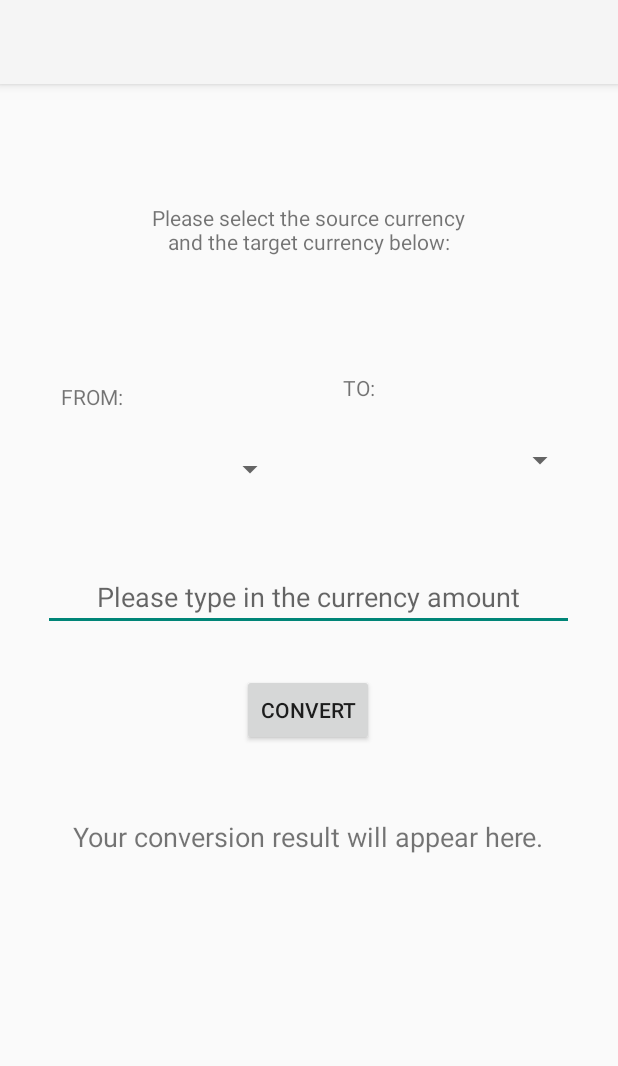
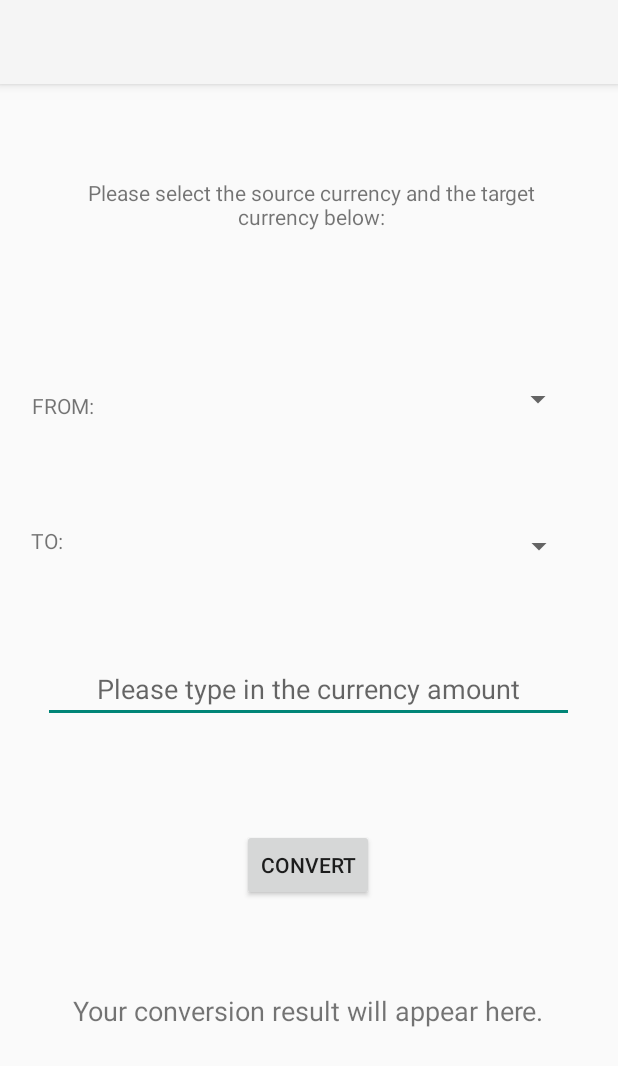
Before and after one commit to JoeyTadisa/Currency-Converter, an Android app: the layout activity_main.xml on its own in the app's theme, with its tools: preview values and no code run, on a phone screen of 412 x 824 dp. Shown: the top 1066 px of the screen. Run offline under Robolectric (Android 15) with nearby library versions, the phone set to English and light mode, and no system bars.

```diff
--- a/app/src/main/AndroidManifest.xml
+++ b/app/src/main/AndroidManifest.xml
@@ -9,13 +9,14 @@
         android:roundIcon="@mipmap/ic_launcher_round"
         android:supportsRtl="true"
         android:theme="@style/Theme.AppCompat.Light.NoActionBar">
-        <activity android:name=".CurrencyListActivity">
+       <!-- <activity android:name=".CurrencyListActivity">
             <intent-filter>
                 <action android:name="android.intent.action.MAIN" />
 
                 <category android:name="android.intent.category.LAUNCHER" />
             </intent-filter>
-        </activity>
+        </activity>-->
+        <activity android:name=".CurrencyListActivity"/>
         <activity android:name=".MainActivity">
             <intent-filter>
                 <action android:name="android.intent.action.MAIN" />
--- a/app/src/main/java/com/example/currencyconverter/ExchangeRate.java
+++ b/app/src/main/java/com/example/currencyconverter/ExchangeRate.java
@@ -4,6 +4,7 @@ public class ExchangeRate {
     private String currencyName;
     private double rateForOneEuro;
 
+    //default constructor
     public ExchangeRate() {}
 
     public ExchangeRate(String currencyName, double rateForOneEuro) {
--- a/app/src/main/res/layout/activity_main.xml
+++ b/app/src/main/res/layout/activity_main.xml
@@ -22,24 +22,25 @@
         android:id="@+id/textInputEditText"
         android:layout_width="354dp"
         android:layout_height="45dp"
+        android:gravity="center"
         android:hint="@string/TextInputHint"
-        android:gravity="center"
         app:layout_constraintBottom_toBottomOf="parent"
         app:layout_constraintEnd_toEndOf="parent"
         app:layout_constraintHorizontal_bias="0.491"
         app:layout_constraintStart_toStartOf="parent"
         app:layout_constraintTop_toTopOf="parent"
-        app:layout_constraintVertical_bias="0.482" />
+        app:layout_constraintVertical_bias="0.561" />
 
     <Spinner
         android:id="@+id/spinner2"
-        android:layout_width="160dp"
+        android:layout_width="288dp"
         android:layout_height="45dp"
-        android:layout_marginEnd="28dp"
         app:layout_constraintBottom_toTopOf="@+id/textInputEditText"
         app:layout_constraintEnd_toEndOf="parent"
+        app:layout_constraintHorizontal_bias="0.768"
+        app:layout_constraintStart_toStartOf="parent"
         app:layout_constraintTop_toTopOf="parent"
-        app:layout_constraintVertical_bias="0.86" />
+        app:layout_constraintVertical_bias="0.873" />
 
     <Button
         android:id="@+id/button"
@@ -51,71 +52,70 @@
         app:layout_constraintHorizontal_bias="0.498"
         app:layout_constraintStart_toStartOf="parent"
         app:layout_constraintTop_toBottomOf="@+id/textInputEditText"
-        app:layout_constraintVertical_bias="0.08" />
+        app:layout_constraintVertical_bias="0.241" />
 
     <TextView
         android:id="@+id/textViewResult"
         android:layout_width="wrap_content"
         android:layout_height="wrap_content"
+        android:gravity="center"
         android:text="@string/TextResult"
         android:textSize="18sp"
-        android:gravity="center"
         app:layout_constraintBottom_toBottomOf="parent"
         app:layout_constraintEnd_toEndOf="parent"
-        app:layout_constraintHorizontal_bias="0.498"
+        app:layout_constraintHorizontal_bias="0.494"
         app:layout_constraintStart_toStartOf="parent"
         app:layout_constraintTop_toBottomOf="@+id/button"
-        app:layout_constraintVertical_bias="0.16" />
+        app:layout_constraintVertical_bias="0.305" />
 
     <Spinner
         android:id="@+id/spinner3"
-        android:layout_width="160dp"
-        android:layout_height="45dp"
-        android:layout_marginBottom="40dp"
-        app:layout_constraintBottom_toTopOf="@+id/textInputEditText"
-        app:layout_constraintEnd_toStartOf="@+id/spinner2"
-        app:layout_constraintHorizontal_bias="0.474"
+        android:layout_width="288dp"
+        android:layout_height="43dp"
+        app:layout_constraintBottom_toTopOf="@+id/spinner2"
+        app:layout_constraintEnd_toEndOf="parent"
+        app:layout_constraintHorizontal_bias="0.764"
         app:layout_constraintStart_toStartOf="parent"
-        app:layout_constraintTop_toTopOf="parent"
-        app:layout_constraintVertical_bias="1.0" />
+        app:layout_constraintTop_toBottomOf="@+id/textView2"
+        app:layout_constraintVertical_bias="0.558" />
 
     <TextView
         android:id="@+id/textView2"
-        android:layout_width="234dp"
-        android:layout_height="85dp"
+        android:layout_width="352dp"
+        android:layout_height="81dp"
+        android:layout_marginTop="96dp"
         android:fontFamily="sans-serif"
         android:gravity="center"
         android:text="@string/TextViewHint"
         android:textSize="14sp"
-        app:layout_constraintBottom_toTopOf="@+id/textInputEditText"
         app:layout_constraintEnd_toEndOf="parent"
-        app:layout_constraintHorizontal_bias="0.497"
+        app:layout_constraintHorizontal_bias="0.525"
         app:layout_constraintStart_toStartOf="parent"
-        app:layout_constraintTop_toTopOf="parent"
-        app:layout_constraintVertical_bias="0.382" />
+        app:layout_constraintTop_toTopOf="parent" />
 
     <TextView
         android:id="@+id/from"
         android:layout_width="wrap_content"
         android:layout_height="wrap_content"
-        android:layout_marginBottom="16dp"
+        android:layout_marginEnd="32dp"
         android:text="@string/spinnerLabel_From"
-        app:layout_constraintBottom_toTopOf="@+id/spinner3"
-        app:layout_constraintEnd_toEndOf="@+id/spinner3"
-        app:layout_constraintHorizontal_bias="0.084"
-        app:layout_constraintStart_toStartOf="@+id/spinner3"
-        app:layout_constraintTop_toBottomOf="@+id/textView2"
-        app:layout_constraintVertical_bias="1.0" />
+        app:layout_constraintBottom_toBottomOf="parent"
+        app:layout_constraintEnd_toStartOf="@+id/spinner3"
+        app:layout_constraintHorizontal_bias="1.0"
+        app:layout_constraintStart_toStartOf="parent"
+        app:layout_constraintTop_toTopOf="parent"
+        app:layout_constraintVertical_bias="0.324" />
 
     <TextView
         android:id="@+id/to"
         android:layout_width="wrap_content"
         android:layout_height="wrap_content"
-        android:layout_marginBottom="16dp"
         android:text="@string/spinnerLabel_To"
-        app:layout_constraintBottom_toTopOf="@+id/spinner2"
-        app:layout_constraintEnd_toEndOf="@+id/spinner2"
-        app:layout_constraintHorizontal_bias="0.035"
-        app:layout_constraintStart_toStartOf="@+id/spinner2" />
+        app:layout_constraintBottom_toBottomOf="parent"
+        app:layout_constraintEnd_toStartOf="@+id/spinner2"
+        app:layout_constraintHorizontal_bias="0.283"
+        app:layout_constraintStart_toStartOf="parent"
+        app:layout_constraintTop_toTopOf="parent"
+        app:layout_constraintVertical_bias="0.436" />
 
 </androidx.constraintlayout.widget.ConstraintLayout>
```
Also changed, not shown: app/src/main/java/com/example/currencyconverter/CurrencyListActivity.java (+10 -8 lines), app/src/main/java/com/example/currencyconverter/CurrencyListAdapter.java (added, +90 -0 lines), app/src/main/java/com/example/currencyconverter/MainActivity.java (+30 -4 lines), app/src/main/res/layout/activity_currency_list.xml (+19 -23 lines), app/src/main/res/layout/currency_list_view.xml (added, +9 -0 lines), app/src/main/res/menu/my_menu.xml (added, +9 -0 lines), app/src/main/res/drawable-v24/menu.png (added).
